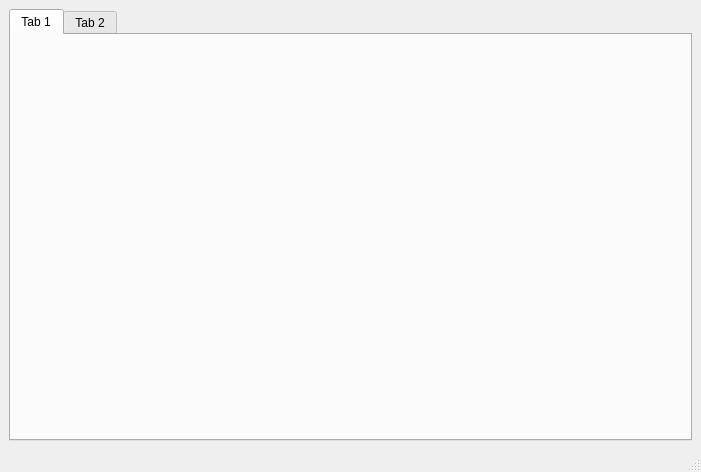
Old version of the form KinectSuperPoints/src/SuperPoints/KinectSuperPoints/WdgtKinectSuperPoints.ui in the repository Danvil/dasp.
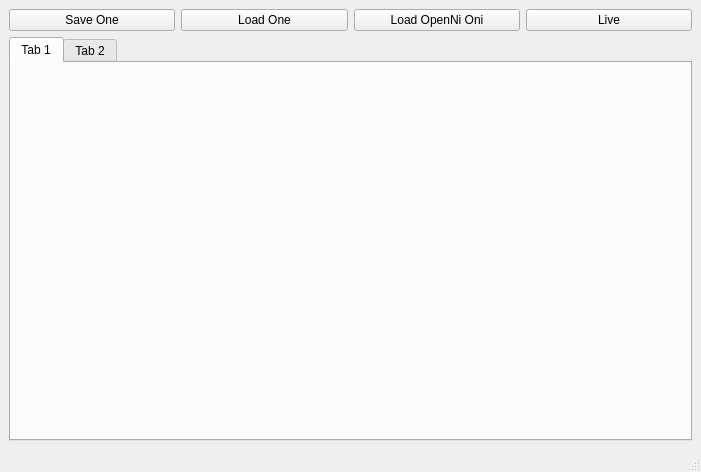
New version of the form.

Commit message: Added buttons to control data aquisition

```diff
--- a/KinectSuperPoints/src/SuperPoints/KinectSuperPoints/WdgtKinectSuperPoints.ui
+++ b/KinectSuperPoints/src/SuperPoints/KinectSuperPoints/WdgtKinectSuperPoints.ui
@@ -15,7 +15,7 @@
   </property>
   <widget class="QWidget" name="centralwidget">
    <layout class="QGridLayout" name="gridLayout">
-    <item row="0" column="2">
+    <item row="1" column="2">
      <widget class="QTabWidget" name="tabs">
       <widget class="QWidget" name="tab">
        <attribute name="title">
@@ -29,6 +29,38 @@
       </widget>
      </widget>
     </item>
+    <item row="0" column="2">
+     <layout class="QHBoxLayout" name="horizontalLayout">
+      <item>
+       <widget class="QPushButton" name="pushButtonSaveOne">
+        <property name="text">
+         <string>Save One</string>
+        </property>
+       </widget>
+      </item>
+      <item>
+       <widget class="QPushButton" name="pushButtonLoadOne">
+        <property name="text">
+         <string>Load One</string>
+        </property>
+       </widget>
+      </item>
+      <item>
+       <widget class="QPushButton" name="pushButtonLoadOni">
+        <property name="text">
+         <string>Load OpenNi Oni</string>
+        </property>
+       </widget>
+      </item>
+      <item>
+       <widget class="QPushButton" name="pushButtonLive">
+        <property name="text">
+         <string>Live</string>
+        </property>
+       </widget>
+      </item>
+     </layout>
+    </item>
    </layout>
   </widget>
   <widget class="QMenuBar" name="menubar">
```
Left out of the diff: 2 changed lines with no effect on the pictures. The commit also changes 3 other files.
